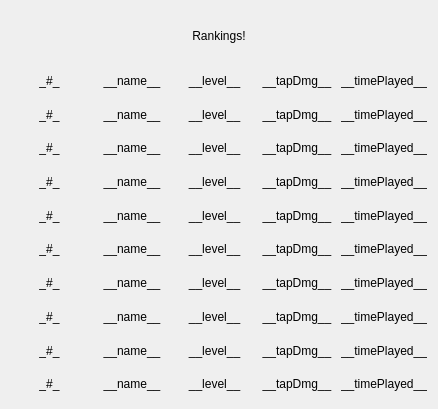
The window that courses/prog_base_3/dungeonOfDragons/rankingsui.ui (Tayum/KPI-Courses) describes before a commit, drawn with Qt 5.
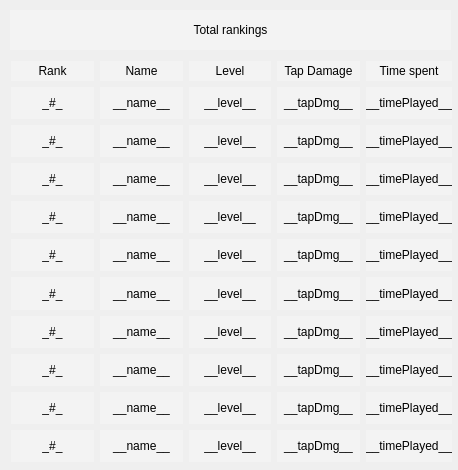
The same window after the commit. Icons and pictures are not drawn.

Patch:
```diff
--- a/courses/prog_base_3/dungeonOfDragons/rankingsui.ui
+++ b/courses/prog_base_3/dungeonOfDragons/rankingsui.ui
@@ -6,39 +6,86 @@
    <rect>
     <x>0</x>
     <y>0</y>
-    <width>434</width>
-    <height>409</height>
+    <width>458</width>
+    <height>470</height>
    </rect>
   </property>
   <property name="windowTitle">
    <string>Rankings</string>
   </property>
-  <layout class="QGridLayout" name="gridLayout">
-   <item row="0" column="0">
+  <property name="styleSheet">
+   <string notr="true">QDialog {
+	background-image: url(:/design/design/battlefield/background.png);
+}
+
+QLabel {
+	background-color: rgba(255, 255, 255, 70);
+	font: 75 bold 11pt &quot;PMingLiU-ExtB&quot;;
+	color: black;
+}
+
+QLabel#rankUIDescription_lbl {
+	font: 75 bold 16pt &quot;PMingLiU-ExtB&quot;;
+
+}</string>
+  </property>
     <widget class="QLabel" name="rankUIDescription_lbl">
+   <property name="geometry">
+    <rect>
+     <x>10</x>
+     <y>10</y>
+     <width>441</width>
+     <height>40</height>
+    </rect>
+   </property>
      <property name="minimumSize">
       <size>
        <width>416</width>
-       <height>50</height>
+     <height>40</height>
       </size>
      </property>
      <property name="maximumSize">
       <size>
        <width>16777215</width>
-       <height>50</height>
+     <height>40</height>
       </size>
      </property>
      <property name="text">
-      <string>Rankings!</string>
+    <string>Total rankings</string>
      </property>
      <property name="alignment">
       <set>Qt::AlignCenter</set>
      </property>
     </widget>
-   </item>
-   <item row="1" column="0">
+  <widget class="QWidget" name="">
+   <property name="geometry">
+    <rect>
+     <x>11</x>
+     <y>61</y>
+     <width>441</width>
+     <height>401</height>
+    </rect>
+   </property>
     <layout class="QHBoxLayout" name="horizontalLayout">
      <item>
+     <layout class="QVBoxLayout" name="verticalLayout_6">
+      <item>
+       <widget class="QLabel" name="label_2">
+        <property name="maximumSize">
+         <size>
+          <width>16777215</width>
+          <height>20</height>
+         </size>
+        </property>
+        <property name="text">
+         <string>Rank</string>
+        </property>
+        <property name="alignment">
+         <set>Qt::AlignCenter</set>
+        </property>
+       </widget>
+      </item>
+      <item>
       <layout class="QVBoxLayout" name="verticalLayout">
        <item>
         <widget class="QLabel" name="id_lbl_1">
@@ -142,6 +189,26 @@
        </item>
       </layout>
      </item>
+     </layout>
+    </item>
+    <item>
+     <layout class="QVBoxLayout" name="verticalLayout_7">
+      <item>
+       <widget class="QLabel" name="label">
+        <property name="maximumSize">
+         <size>
+          <width>16777215</width>
+          <height>20</height>
+         </size>
+        </property>
+        <property name="text">
+         <string>Name</string>
+        </property>
+        <property name="alignment">
+         <set>Qt::AlignCenter</set>
+        </property>
+       </widget>
+      </item>
      <item>
       <layout class="QVBoxLayout" name="verticalLayout_2">
        <item>
@@ -246,6 +313,26 @@
        </item>
       </layout>
      </item>
+     </layout>
+    </item>
+    <item>
+     <layout class="QVBoxLayout" name="verticalLayout_8">
+      <item>
+       <widget class="QLabel" name="label_3">
+        <property name="maximumSize">
+         <size>
+          <width>16777215</width>
+          <height>20</height>
+         </size>
+        </property>
+        <property name="text">
+         <string>Level</string>
+        </property>
+        <property name="alignment">
+         <set>Qt::AlignCenter</set>
+        </property>
+       </widget>
+      </item>
      <item>
       <layout class="QVBoxLayout" name="verticalLayout_3">
        <item>
@@ -350,6 +437,26 @@
        </item>
       </layout>
      </item>
+     </layout>
+    </item>
+    <item>
+     <layout class="QVBoxLayout" name="verticalLayout_9">
+      <item>
+       <widget class="QLabel" name="label_4">
+        <property name="maximumSize">
+         <size>
+          <width>16777215</width>
+          <height>20</height>
+         </size>
+        </property>
+        <property name="text">
+         <string>Tap Damage</string>
+        </property>
+        <property name="alignment">
+         <set>Qt::AlignCenter</set>
+        </property>
+       </widget>
+      </item>
      <item>
       <layout class="QVBoxLayout" name="verticalLayout_4">
        <item>
@@ -454,6 +561,26 @@
        </item>
       </layout>
      </item>
+     </layout>
+    </item>
+    <item>
+     <layout class="QVBoxLayout" name="verticalLayout_10">
+      <item>
+       <widget class="QLabel" name="label_5">
+        <property name="maximumSize">
+         <size>
+          <width>16777215</width>
+          <height>20</height>
+         </size>
+        </property>
+        <property name="text">
+         <string>Time spent</string>
+        </property>
+        <property name="alignment">
+         <set>Qt::AlignCenter</set>
+        </property>
+       </widget>
+      </item>
      <item>
       <layout class="QVBoxLayout" name="verticalLayout_5">
        <item>
@@ -561,6 +688,7 @@
     </layout>
    </item>
   </layout>
+  </widget>
  </widget>
  <resources/>
  <connections/>
```
Lines whose indentation alone changed are shown as unchanged.
